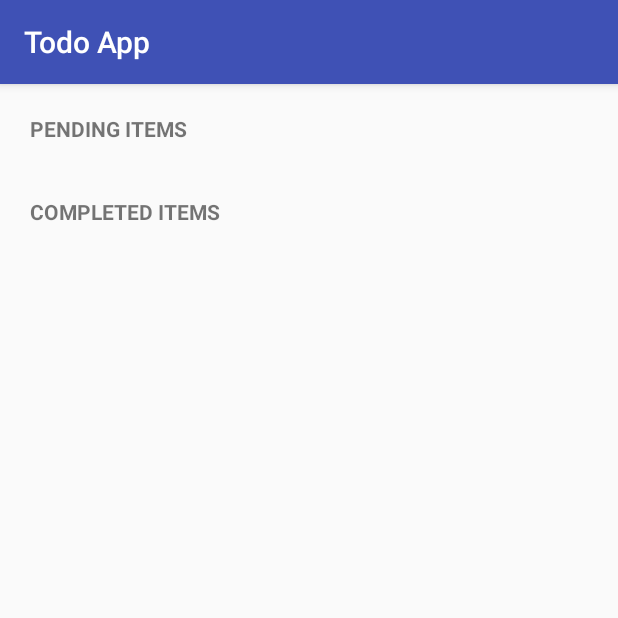
After one commit to anandprabhu04/TodoApp, an Android app: the fragment TodoListFragment shown on its own in the app's theme, on a phone screen of 412 x 824 dp, the top half of it. The commit adds this screen. Run offline under Robolectric (Android 15) with nearby library versions, the phone set to English and light mode, and no system bars; libraries missing offline, so code that uses them is left out: org.parceler.

Commit message:
Code updated to fetch and display todo list

```diff
--- a/app/src/main/AndroidManifest.xml
+++ b/app/src/main/AndroidManifest.xml
@@ -1,6 +1,8 @@
 <?xml version="1.0" encoding="utf-8"?>
 <manifest xmlns:android="http://schemas.android.com/apk/res/android"
     package="me.anandprabhu.todoapp">
+
+    <uses-permission android:name="android.permission.INTERNET"></uses-permission>
 
     <application
         android:allowBackup="true"
@@ -8,7 +10,7 @@
         android:label="@string/app_name"
         android:supportsRtl="true"
         android:theme="@style/AppTheme">
-        <activity android:name=".MainActivity">
+        <activity android:name=".TodoListActivity">
             <intent-filter>
                 <action android:name="android.intent.action.MAIN" />
 
--- /dev/null
+++ b/app/src/main/java/me/anandprabhu/todoapp/adapter/RecyclerViewAdapter.java
@@ -0,0 +1,103 @@
+package me.anandprabhu.todoapp.adapter;
+
+import android.content.Context;
+import android.support.v7.widget.RecyclerView;
+import android.view.LayoutInflater;
+import android.view.View;
+import android.view.ViewGroup;
+import android.widget.CheckedTextView;
+import android.widget.TextView;
+
+import java.text.ParseException;
+import java.text.SimpleDateFormat;
+import java.util.ArrayList;
+import java.util.Date;
+import java.util.Locale;
+
+import me.anandprabhu.todoapp.R;
+import me.anandprabhu.todoapp.data.model.TodoListItem;
+
+/**
+ * Created by Anand Prabhu.
+ */
+
+public class RecyclerViewAdapter extends RecyclerView.Adapter<RecyclerViewAdapter.ViewHolder> {
+
+    private static ClickListener clickListener;
+    private Context context;
+    private ArrayList<TodoListItem> items;
+
+    public RecyclerViewAdapter(Context context, ArrayList<TodoListItem> items) {
+        this.context = context;
+        this.items = items;
+    }
+
+    @Override
+    public ViewHolder onCreateViewHolder(ViewGroup parent, int viewType) {
+        LayoutInflater inflater = LayoutInflater.from(context);
+        View view = inflater.inflate(R.layout.fragment_todo_list_item, parent, false);
+        return new ViewHolder(view);
+    }
+
+    @Override
+    public void onBindViewHolder(ViewHolder viewHolder, final int position) {
+        viewHolder.dateText.setText(convertDate(items.get(position).getScheduledDate()));
+        if (items.get(position).getStatus().equals("PENDING")) {
+            viewHolder.taskText.setCheckMarkDrawable(R.drawable.ic_check_box_pending);
+        } else {
+            viewHolder.taskText.setCheckMarkDrawable(R.drawable.ic_check_box_completed);
+        }
+        viewHolder.taskText.setText(items.get(position).getDescription());
+    }
+
+    @Override
+    public int getItemCount() {
+        return items.size();
+    }
+
+    private String convertDate(String date) {
+        try {
+            SimpleDateFormat format = new SimpleDateFormat("yyyyMMddHHmm");
+            Date d = format.parse(date);
+            SimpleDateFormat listViewFormat = new SimpleDateFormat("MMM-dd", Locale.ENGLISH);
+            return listViewFormat.format(d);
+        } catch (ParseException e) {
+            e.printStackTrace();
+        }
+        return "";
+    }
+
+    public void setOnItemClickListener(ClickListener clickListener) {
+        RecyclerViewAdapter.clickListener = clickListener;
+    }
+
+    // TODO Updated data dynamically
+    public void update(ArrayList<TodoListItem> updatedItems) {
+        items.clear();
+        items.addAll(updatedItems);
+        notifyDataSetChanged();
+    }
+
+    // Item Click Listener Interface
+    public interface ClickListener {
+        void onItemClick(int position, View v);
+    }
+
+    public static class ViewHolder extends RecyclerView.ViewHolder
+            implements View.OnClickListener {
+        private TextView dateText;
+        private CheckedTextView taskText;
+
+        public ViewHolder(View view) {
+            super(view);
+            view.setOnClickListener(this);
+            dateText = (TextView) view.findViewById(R.id.date_text);
+            taskText = (CheckedTextView) view.findViewById(R.id.task_text);
+        }
+
+        @Override
+        public void onClick(View view) {
+            clickListener.onItemClick(getAdapterPosition(), view);
+        }
+    }
+}
--- /dev/null
+++ b/app/src/main/java/me/anandprabhu/todoapp/ui/TodoListFragment.java
@@ -0,0 +1,123 @@
+package me.anandprabhu.todoapp.ui;
+
+import android.os.Bundle;
+import android.support.annotation.Nullable;
+import android.support.v4.app.Fragment;
+import android.support.v7.widget.LinearLayoutManager;
+import android.support.v7.widget.RecyclerView;
+import android.util.Log;
+import android.view.LayoutInflater;
+import android.view.View;
+import android.view.ViewGroup;
+
+import org.parceler.Parcels;
+
+import java.util.ArrayList;
+
+import me.anandprabhu.todoapp.R;
+import me.anandprabhu.todoapp.adapter.RecyclerViewAdapter;
+import me.anandprabhu.todoapp.data.model.TodoListItem;
+
+/**
+ * Created by Anand Prabhu.
+ */
+
+public class TodoListFragment extends Fragment {
+
+    public static final String ARG_PAGE = "ARG_PAGE";
+    public static final String ARG_DATA = "ARG_DATA";
+    public static final String ARG_PENDING = "ARG_PENDING";
+    public static final String ARG_COMPLETED = "ARG_COMPLETED";
+    // Constants
+    private static final String TAG = "TodoListFragment";
+    private RecyclerView pendingListView;
+    private RecyclerView completedListView;
+
+    private int tabPosition;
+    private ArrayList<TodoListItem> pendingListItems = new ArrayList<>();
+    private ArrayList<TodoListItem> completedListItems = new ArrayList<>();
+
+    public TodoListFragment() {
+        // Empty public constructor
+    }
+
+    public static TodoListFragment newInstance(int position, Bundle args) {
+        Bundle bundle = new Bundle();
+        bundle.putInt("ARG_PAGE", position);
+        bundle.putBundle("ARG_DATA", args);
+        TodoListFragment fragment = new TodoListFragment();
+        fragment.setArguments(bundle);
+        return fragment;
+    }
+
+    @Override
+    public void onCreate(Bundle savedInstanceState) {
+        super.onCreate(savedInstanceState);
+
+    }
+
+    private void readBundle(Bundle bundle) {
+        if (bundle != null) {
+            tabPosition = bundle.getInt(ARG_PAGE);
+            Bundle data = bundle.getBundle(ARG_DATA);
+
+            if (data != null) {
+                pendingListItems = Parcels.unwrap(data.getParcelable(ARG_PENDING));
+                completedListItems = Parcels.unwrap(data.getParcelable(ARG_COMPLETED));
+            }
+        }
+    }
+
+    @Override
+    public View onCreateView(LayoutInflater inflater, ViewGroup container,
+                             Bundle savedInstanceState) {
+        // Read data from the Bundle
+        readBundle(getArguments());
+
+        return inflater.inflate(R.layout.fragment_todo_list, container, false);
+    }
+
+    @Override
+    public void onViewCreated(View view, @Nullable Bundle savedInstanceState) {
+        super.onViewCreated(view, savedInstanceState);
+        pendingListView = (RecyclerView) view.findViewById(R.id.pending_list);
+        completedListView = (RecyclerView) view.findViewById(R.id.completed_list);
+
+        //create and set layout manager for each RecyclerView
+        RecyclerView.LayoutManager pendingLayoutManager = new LinearLayoutManager(getContext());
+        RecyclerView.LayoutManager completedLayoutManager = new LinearLayoutManager(getContext());
+
+        pendingListView.setLayoutManager(pendingLayoutManager);
+        completedListView.setLayoutManager(completedLayoutManager);
+
+        // Set data based on Page
+        setData(tabPosition);
+
+        //Initializing and set adapter for each RecyclerView
+        final RecyclerViewAdapter pendingListAdapter = new RecyclerViewAdapter(getContext(), pendingListItems);
+        final RecyclerViewAdapter completedListAdapter = new RecyclerViewAdapter(getContext(), completedListItems);
+
+        pendingListView.setAdapter(pendingListAdapter);
+        completedListView.setAdapter(completedListAdapter);
+
+        pendingListAdapter.setOnItemClickListener(new RecyclerViewAdapter.ClickListener() {
+            @Override
+            public void onItemClick(int position, View v) {
+                Log.d(TAG, "onItemClick Position : " + position);
+            }
+        });
+    }
+
+    private void setData(int tabPosition) {
+        if (tabPosition == 0) {
+            // TODO Get current days data
+        } else {
+            // TODO Get all days data
+        }
+    }
+
+    @Override
+    public void onDetach() {
+        super.onDetach();
+    }
+}
--- /dev/null
+++ b/app/src/main/res/drawable/ic_check_box_completed.xml
@@ -0,0 +1,9 @@
+<vector xmlns:android="http://schemas.android.com/apk/res/android"
+    android:width="24dp"
+    android:height="24dp"
+    android:viewportHeight="24.0"
+    android:viewportWidth="24.0">
+    <path
+        android:fillColor="#FF000000"
+        android:pathData="M19,3L5,3c-1.11,0 -2,0.9 -2,2v14c0,1.1 0.89,2 2,2h14c1.11,0 2,-0.9 2,-2L21,5c0,-1.1 -0.89,-2 -2,-2zM10,17l-5,-5 1.41,-1.41L10,14.17l7.59,-7.59L19,8l-9,9z" />
+</vector>
--- /dev/null
+++ b/app/src/main/res/drawable/ic_check_box_pending.xml
@@ -0,0 +1,9 @@
+<vector xmlns:android="http://schemas.android.com/apk/res/android"
+    android:width="24dp"
+    android:height="24dp"
+    android:viewportHeight="24.0"
+    android:viewportWidth="24.0">
+    <path
+        android:fillColor="#FF000000"
+        android:pathData="M19,5v14H5V5h14m0,-2H5c-1.1,0 -2,0.9 -2,2v14c0,1.1 0.9,2 2,2h14c1.1,0 2,-0.9 2,-2V5c0,-1.1 -0.9,-2 -2,-2z" />
+</vector>
--- /dev/null
+++ b/app/src/main/res/layout/fragment_todo_list.xml
@@ -0,0 +1,43 @@
+<?xml version="1.0" encoding="utf-8"?>
+<android.support.v4.widget.NestedScrollView xmlns:android="http://schemas.android.com/apk/res/android"
+    android:id="@+id/activity_main"
+    android:layout_width="match_parent"
+    android:layout_height="match_parent">
+
+    <LinearLayout
+        android:layout_width="match_parent"
+        android:layout_height="wrap_content"
+        android:orientation="vertical"
+        android:padding="10dp">
+
+        <TextView
+            android:layout_width="match_parent"
+            android:layout_height="wrap_content"
+            android:gravity="center_vertical"
+            android:padding="10dp"
+            android:text="Pending Items"
+            android:textAllCaps="true"
+            android:textStyle="bold" />
+
+        <android.support.v7.widget.RecyclerView
+            android:id="@+id/pending_list"
+            android:layout_width="match_parent"
+            android:layout_height="wrap_content" />
+
+        <TextView
+            android:layout_width="match_parent"
+            android:layout_height="wrap_content"
+            android:layout_marginTop="@dimen/activity_horizontal_margin"
+            android:gravity="center_vertical"
+            android:padding="10dp"
+            android:text="Completed Items"
+            android:textAllCaps="true"
+            android:textStyle="bold" />
+
+        <android.support.v7.widget.RecyclerView
+            android:id="@+id/completed_list"
+            android:layout_width="match_parent"
+            android:layout_height="wrap_content" />
+
+    </LinearLayout>
+</android.support.v4.widget.NestedScrollView>
--- a/app/src/main/res/values/strings.xml
+++ b/app/src/main/res/values/strings.xml
@@ -1,3 +1,6 @@
 <resources>
     <string name="app_name">Todo App</string>
+    <string name="loading_title">Loading</string>
+    <string name="loading_please_wait">Please wait while loading data!</string>
+    <string name="error_text">Sorry, no data to display!</string>
 </resources>
--- a/build.gradle
+++ b/build.gradle
@@ -9,6 +9,7 @@ buildscript {
 
         // NOTE: Do not place your application dependencies here; they belong
         // in the individual module build.gradle files
+        classpath 'com.neenbedankt.gradle.plugins:android-apt:1.8'
     }
 }
 
```
Also changed, not shown: app/build.gradle (+17 -4 lines), app/src/main/java/me/anandprabhu/todoapp/MainActivity.java (deleted, +0 -13 lines), app/src/main/java/me/anandprabhu/todoapp/TodoListActivity.java (added, +126 -0 lines), app/src/main/java/me/anandprabhu/todoapp/adapter/TodoListAdapter.java (added, +41 -0 lines), app/src/main/java/me/anandprabhu/todoapp/data/model/TodoListItem.java (added, +75 -0 lines), app/src/main/java/me/anandprabhu/todoapp/data/remote/TodoListService.java (added, +28 -0 lines), app/src/main/res/layout/activity_main.xml (+25 -7 lines), app/src/main/res/layout/fragment_todo_list_item.xml (added, +27 -0 lines), 2 other files.
